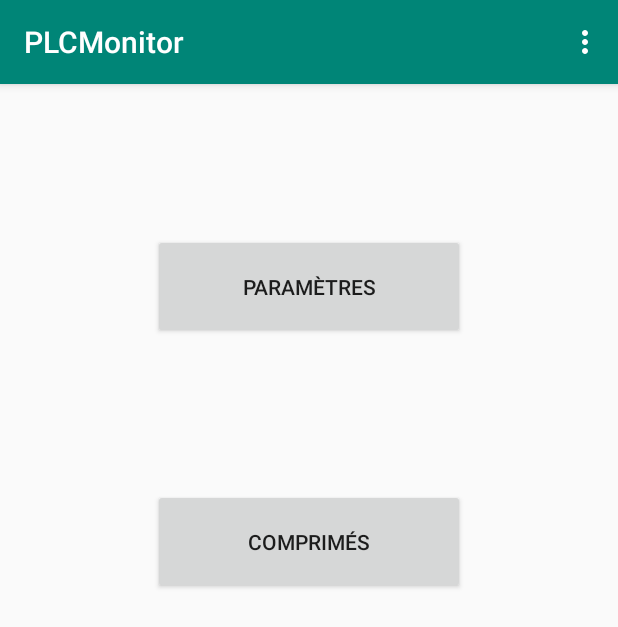
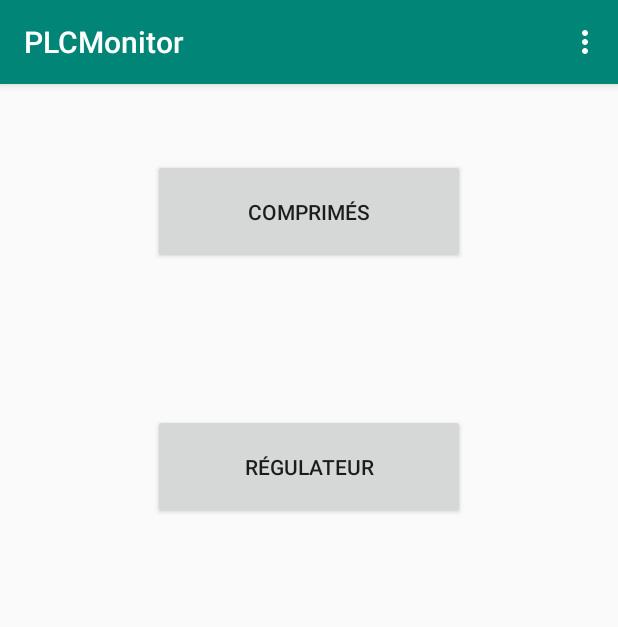
Before and after one commit to l-Legacy-l/S7-PLC-Monitor, an Android app: the ManagementActivity screen opened directly, with no data from a screen before it, on a phone screen of 412 x 824 dp. Shown: the top 627 px of the screen. Run offline under Robolectric (Android 15) with nearby library versions, the phone set to English and light mode, and no system bars.

Commit message:
Modification disposition des boutons dans management

```diff
--- a/app/src/main/res/layout/activity_management.xml
+++ b/app/src/main/res/layout/activity_management.xml
@@ -8,23 +8,21 @@
     tools:context=".Activity.ManagementActivity">
 
     <Button
-        android:id="@+id/bt_management_param"
+        android:id="@+id/bt_management_comprime"
+        android:layout_width="208dp"
+        android:layout_height="70dp"
+        android:layout_gravity="center"
+        android:layout_marginTop="50dp"
+        android:gravity="center"
+        android:onClick="btnCompClick"
+        android:text="Comprimés" />
+
+    <Button
+        android:id="@+id/bt_management_regulateur"
         android:layout_width="208dp"
         android:layout_height="70dp"
         android:layout_gravity="center"
         android:layout_marginTop="100dp"
-        android:gravity="center"
-        android:onClick="btnParamClick"
-        android:text="Paramètres" />
-
-    <Button
-        android:id="@+id/bt_management_comprime"
-        android:layout_width="208dp"
-        android:layout_height="70dp"
-        android:layout_gravity="center"
-        android:layout_marginTop="100dp"
-        android:gravity="center"
-        android:onClick="btnCompClick"
-        android:text="Comprimés" />
-
+        android:onClick="btnRegulClick"
+        android:text="Régulateur" />
 </LinearLayout>
```
